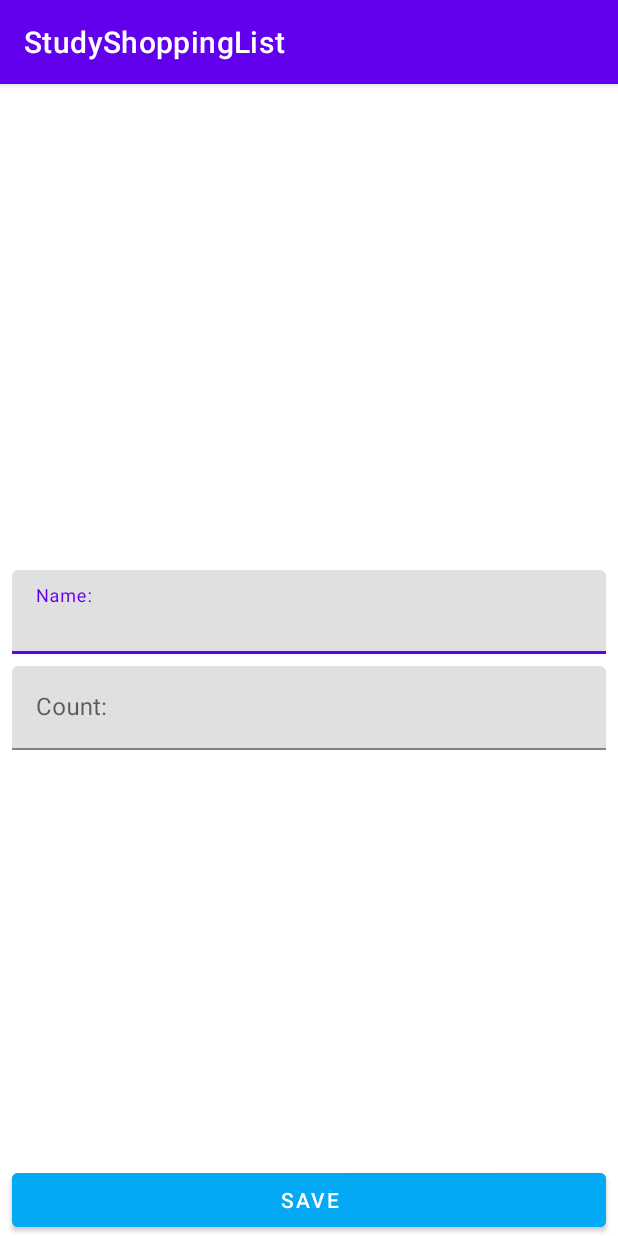
After one commit to Levox98/Study-Shopping-List, an Android app: the ShopItemActivity screen opened directly, with no data from a screen before it, on a phone screen of 412 x 824 dp. The commit adds this screen. Run offline under Robolectric (Android 15) with nearby library versions, the phone set to English and light mode, and no system bars.

Commit message:
Created second screen

```diff
--- a/app/src/main/AndroidManifest.xml
+++ b/app/src/main/AndroidManifest.xml
@@ -14,6 +14,10 @@
         android:theme="@style/Theme.StudyShoppingList"
         tools:targetApi="31">
         <activity
+            android:name=".presentation.ShopItemActivity"
+            android:windowSoftInputMode="adjustResize"
+            android:exported="false" />
+        <activity
             android:name=".presentation.MainActivity"
             android:exported="true">
             <intent-filter>
--- a/app/src/main/java/com/levox/studyshoppinglist/presentation/MainActivity.kt
+++ b/app/src/main/java/com/levox/studyshoppinglist/presentation/MainActivity.kt
@@ -22,7 +22,7 @@ class MainActivity : AppCompatActivity() {
         setupRecyclerView()
         viewModel = ViewModelProvider(this)[MainViewModel::class.java]
         viewModel.shopList.observe(this) {
-            shopListAdapter.shopList = it
+            shopListAdapter.submitList(it)
         }
     }
 
@@ -57,7 +57,7 @@ class MainActivity : AppCompatActivity() {
             }
 
             override fun onSwiped(viewHolder: RecyclerView.ViewHolder, direction: Int) {
-                val item = shopListAdapter.shopList[viewHolder.adapterPosition]
+                val item = shopListAdapter.currentList[viewHolder.adapterPosition]
                 viewModel.deleteShopItem(item)
             }
         }
--- /dev/null
+++ b/app/src/main/java/com/levox/studyshoppinglist/presentation/ShopItemActivity.kt
@@ -0,0 +1,12 @@
+package com.levox.studyshoppinglist.presentation
+
+import androidx.appcompat.app.AppCompatActivity
+import android.os.Bundle
+import com.levox.studyshoppinglist.R
+
+class ShopItemActivity : AppCompatActivity() {
+    override fun onCreate(savedInstanceState: Bundle?) {
+        super.onCreate(savedInstanceState)
+        setContentView(R.layout.activity_shop_item)
+    }
+}
--- /dev/null
+++ b/app/src/main/res/layout/activity_shop_item.xml
@@ -0,0 +1,59 @@
+<?xml version="1.0" encoding="utf-8"?>
+<androidx.constraintlayout.widget.ConstraintLayout xmlns:android="http://schemas.android.com/apk/res/android"
+    xmlns:app="http://schemas.android.com/apk/res-auto"
+    xmlns:tools="http://schemas.android.com/tools"
+    android:layout_width="match_parent"
+    android:layout_height="match_parent"
+    tools:context=".presentation.ShopItemActivity">
+
+    <com.google.android.material.textfield.TextInputLayout
+        android:id="@+id/til_name"
+        android:layout_width="0dp"
+        android:layout_height="wrap_content"
+        android:layout_marginHorizontal="8dp"
+        android:layout_marginBottom="4dp"
+        app:layout_constraintStart_toStartOf="parent"
+        app:layout_constraintEnd_toEndOf="parent"
+        app:layout_constraintTop_toTopOf="parent"
+        app:layout_constraintBottom_toTopOf="@id/til_count"
+        app:layout_constraintVertical_chainStyle="packed">
+
+        <com.google.android.material.textfield.TextInputEditText
+            android:id="@+id/et_name"
+            android:layout_width="match_parent"
+            android:layout_height="wrap_content"
+            android:hint="@string/name"
+            android:inputType="textCapWords"/>
+    </com.google.android.material.textfield.TextInputLayout>
+
+    <com.google.android.material.textfield.TextInputLayout
+        android:id="@+id/til_count"
+        android:layout_width="0dp"
+        android:layout_height="wrap_content"
+        android:layout_marginHorizontal="8dp"
+        android:layout_marginTop="4dp"
+        app:layout_constraintTop_toBottomOf="@+id/til_name"
+        app:layout_constraintBottom_toBottomOf="parent"
+        app:layout_constraintStart_toStartOf="parent"
+        app:layout_constraintEnd_toEndOf="parent">
+
+        <com.google.android.material.textfield.TextInputEditText
+            android:id="@+id/et_count"
+            android:layout_width="match_parent"
+            android:layout_height="wrap_content"
+            android:hint="@string/count"
+            android:inputType="number"/>
+    </com.google.android.material.textfield.TextInputLayout>
+
+    <Button
+        android:id="@+id/btn_save"
+        android:layout_width="0dp"
+        android:layout_height="wrap_content"
+        android:layout_marginHorizontal="8dp"
+        android:backgroundTint="#03A9F4"
+        android:text="@string/save"
+        app:layout_constraintBottom_toBottomOf="parent"
+        app:layout_constraintEnd_toEndOf="parent"
+        app:layout_constraintStart_toStartOf="parent" />
+
+</androidx.constraintlayout.widget.ConstraintLayout>
--- a/app/src/main/res/values/strings.xml
+++ b/app/src/main/res/values/strings.xml
@@ -3,4 +3,7 @@
     <string name="add_item">Add new item to list</string>
     <string name="placeholder">Placeholder</string>
     <string name="number_placeholder">0</string>
+    <string name="name">Name:</string>
+    <string name="count">Count:</string>
+    <string name="save">Save</string>
 </resources>
```
Also changed, not shown: app/src/main/java/com/levox/studyshoppinglist/presentation/ShopItemDiffCallback.kt (added, +14 -0 lines), app/src/main/java/com/levox/studyshoppinglist/presentation/ShopItemViewHolder.kt (added, +11 -0 lines), app/src/main/java/com/levox/studyshoppinglist/presentation/ShopListAdapter.kt (+5 -22 lines).
